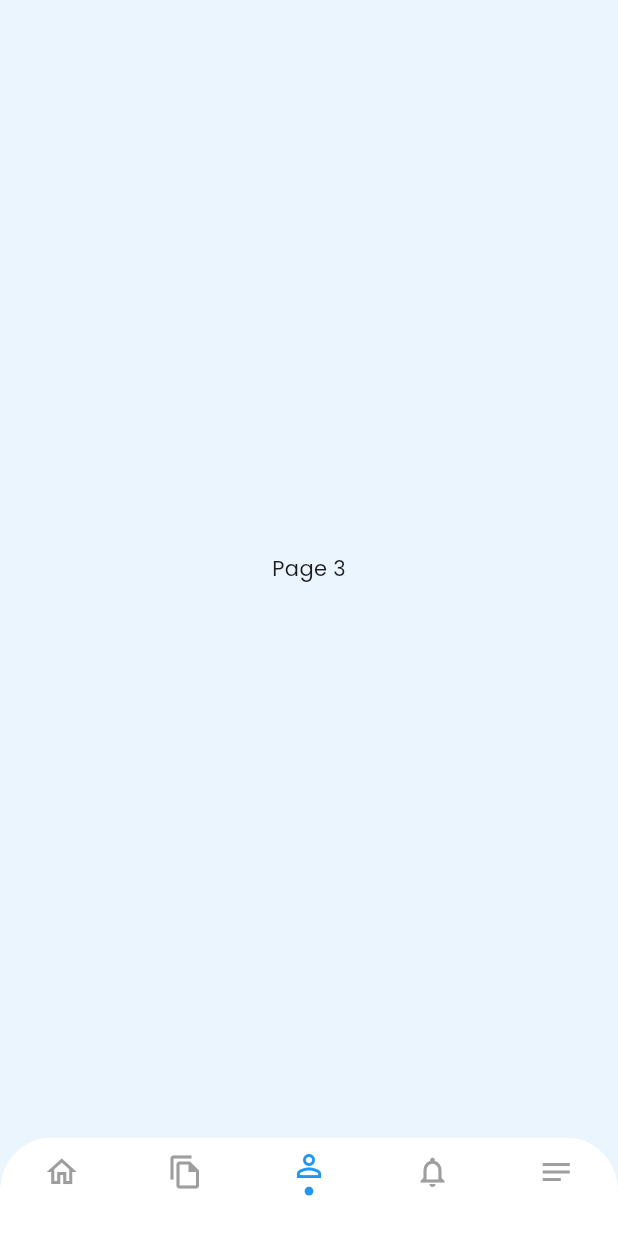
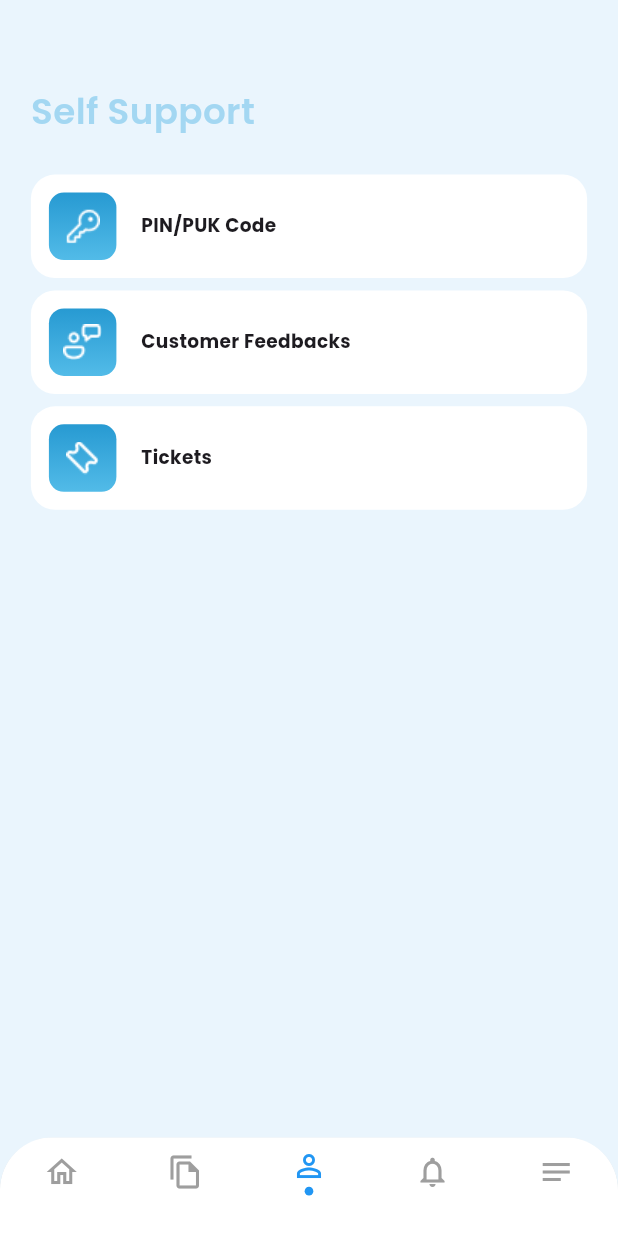
Before and after one commit to Ayyoob6in/Somnet, a Flutter app: the BottomNavbar screen opened directly, item 3 of the bottom bar chosen, on a phone screen of 412 x 824 dp. Run offline on Flutter 3.47's test engine with Material 3 defaults, Android fonts, the phone set to English and light mode, and no system bars; our stand-ins replace google_fonts, pin_code_fields, sizer.

Commit message:
selfsupportCompleted

```diff
--- a/lib/utils/images/images.dart
+++ b/lib/utils/images/images.dart
@@ -3,3 +3,6 @@ const homescreenBanner = "assets/images/homescreen banner.png";
 const profileimage = "assets/images/profieimage.png";
 const buybunldelistnormallogo = "assets/images/Vector.png";
 const myvasListIcon = "assets/images/myvaslisticon.png";
+const selfsupportkey = "assets/images/selfsupport_key.png";
+const customfeedbackIcon = "assets/images/customfeedbackicon.png";
+const ticketicon = "assets/images/ticket.png";
--- a/lib/views/estatement/estatement_screen.dart
+++ b/lib/views/estatement/estatement_screen.dart
@@ -17,7 +17,7 @@ class EStatementScreen extends StatelessWidget {
           crossAxisAlignment: CrossAxisAlignment.start,
           children: [
             Padding(
-              padding: EdgeInsets.only(top: 11.h, left: 7.w),
+              padding: EdgeInsets.only(top: 7.h, left: 7.w),
               child: const CustomHeadingWidget("E - Statement"),
             ),
             Center(
--- a/lib/views/navbar/bottom_navbar.dart
+++ b/lib/views/navbar/bottom_navbar.dart
@@ -3,6 +3,7 @@ import 'package:sizer/sizer.dart';
 import 'package:somenet/utils/constants/colors/colors.dart';
 import 'package:somenet/views/estatement/estatement_screen.dart';
 import 'package:somenet/views/home/home_screen.dart';
+import 'package:somenet/views/selfsupport/self_support_screen.dart';
 
 class BottomNavbar extends StatefulWidget {
   const BottomNavbar({super.key});
@@ -18,9 +19,7 @@ class BottomNavbarState extends State<BottomNavbar> {
   final List<Widget> _pages = [
     const HomeScreen(),
     EStatementScreen(),
-    const Center(
-      child: Text("Page 3"),
-    ),
+    SelfSupportScreen(),
     const Center(
       child: Text("Page 4"),
     ),
--- /dev/null
+++ b/lib/views/selfsupport/self_support_screen.dart
@@ -0,0 +1,41 @@
+import 'package:flutter/material.dart';
+import 'package:sizer/sizer.dart';
+import 'package:somenet/utils/constants/colors/colors.dart';
+import 'package:somenet/utils/images/images.dart';
+import 'package:somenet/views/selfsupport/widgets/self_supportcard_widget.dart';
+import 'package:somenet/views/widgets/custom_heading_widget.dart';
+
+class SelfSupportScreen extends StatelessWidget {
+  const SelfSupportScreen({super.key});
+
+  @override
+  Widget build(BuildContext context) {
+    return Scaffold(
+        backgroundColor: appBackgroundColor,
+        body: Column(
+          crossAxisAlignment: CrossAxisAlignment.start,
+          children: [
+            Padding(
+              padding: EdgeInsets.only(top: 7.h, left: 5.w),
+              child: const CustomHeadingWidget("Self Support"),
+            ),
+            Expanded(
+                child: ListView.builder(
+                    itemCount: title.length,
+                    padding: EdgeInsets.only(top: 2.h),
+                    itemBuilder: (context, index) {
+                      return Padding(
+                        padding:
+                            EdgeInsets.only(left: 5.w, right: 5.w, top: 1.h),
+                        child: selfSupportCard(
+                            title[index], icon[index], ontap[index]),
+                      );
+                    }))
+          ],
+        ));
+  }
+}
+
+final List title = ["PIN/PUK Code", "Customer Feedbacks", "Tickets"];
+final List icon = [selfsupportkey, customfeedbackIcon, ticketicon];
+final List ontap = [() {}, () {}, () {}];
--- /dev/null
+++ b/lib/views/selfsupport/widgets/self_supportcard_widget.dart
@@ -0,0 +1,50 @@
+import 'package:flutter/material.dart';
+import 'package:sizer/sizer.dart';
+import 'package:somenet/utils/constants/colors/colors.dart';
+
+Widget selfSupportCard(String title, String icon, Function()? ontap) {
+  return GestureDetector(
+    onTap: ontap,
+    child: Container(
+      padding: const EdgeInsets.all(12),
+      decoration: BoxDecoration(
+        color: Colors.white,
+        borderRadius: BorderRadius.circular(16),
+      ),
+      child: Row(
+        mainAxisAlignment: MainAxisAlignment.start,
+        children: [
+          Container(
+              height: 45,
+              width: 45,
+              decoration: BoxDecoration(
+                  gradient: const LinearGradient(
+                    begin: Alignment.topCenter,
+                    end: Alignment.bottomCenter,
+                    colors: [
+                      Color(0xFF279AD2), // #279AD2
+                      Color(0xFF52BBE8), // #52BBE8
+                    ],
+                  ),
+                  borderRadius: BorderRadius.circular(10)),
+              child: Image.asset(
+                icon,
+                color: sWhite,
+                height: 15.h,
+                width: 15.h,
+              )),
+          SizedBox(width: 4.w),
+          Text(
+            title,
+            overflow: TextOverflow.fade,
+            maxLines: 2,
+            style: TextStyle(
+              fontSize: 1.5.h,
+              fontWeight: FontWeight.bold,
+            ),
+          ),
+        ],
+      ),
+    ),
+  );
+}
```
Also changed, not shown: assets/images/customfeedbackicon.png (added), assets/images/selfsupport_key.png (added), assets/images/ticket.png (added).
